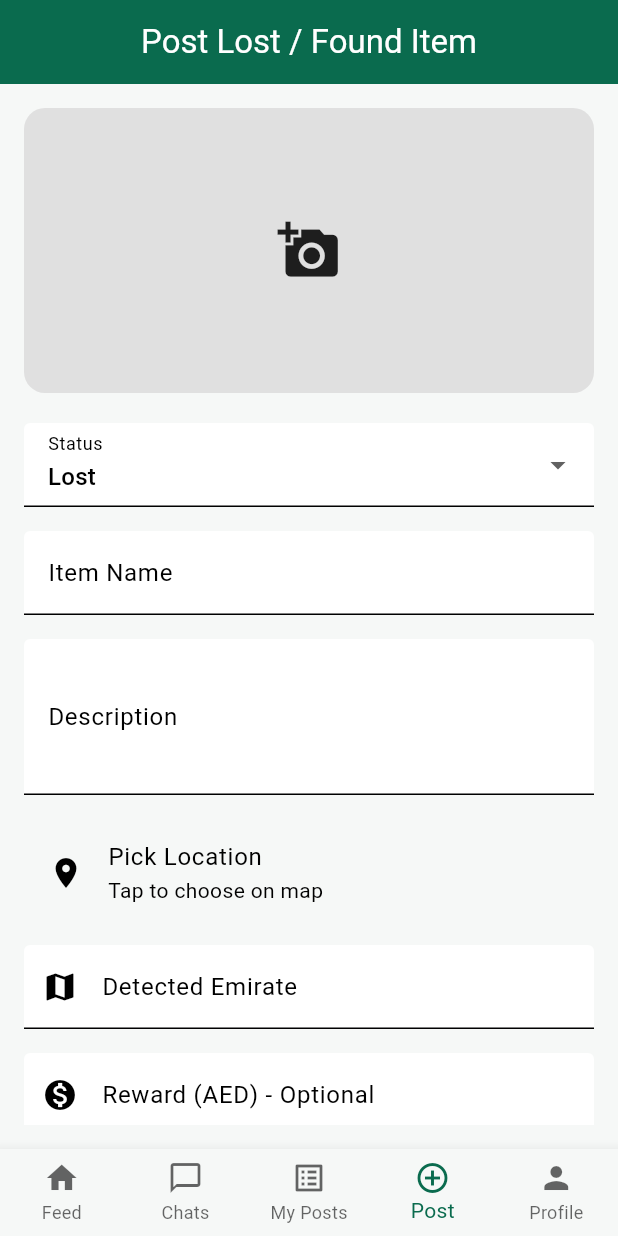
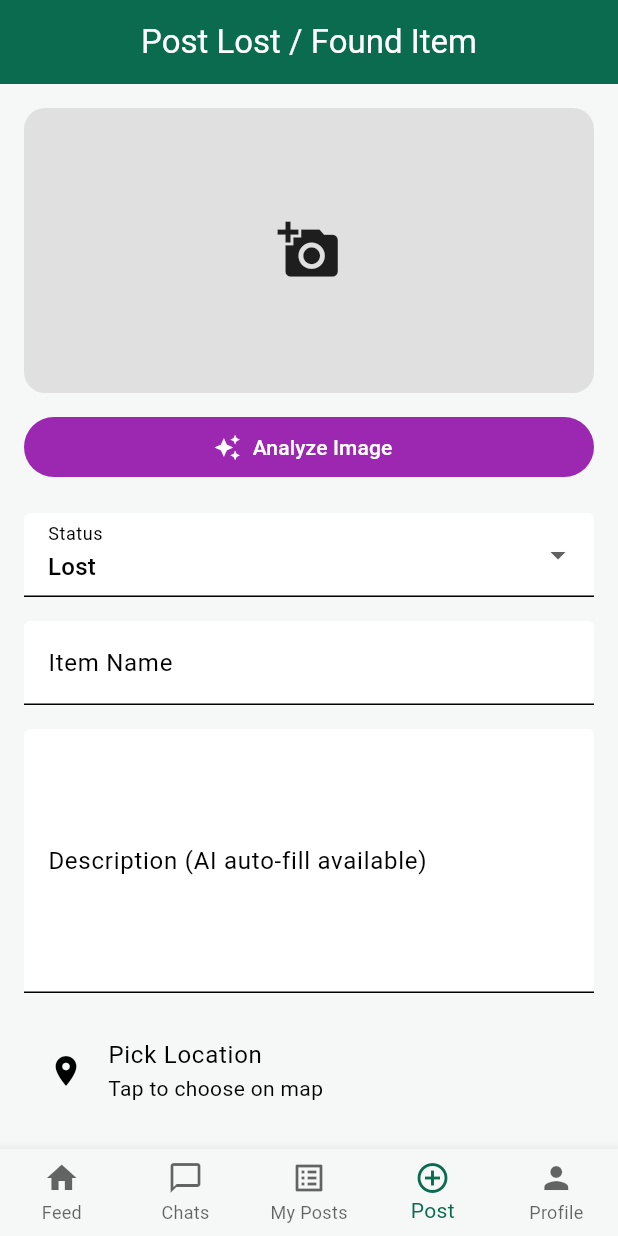
Before and after one commit to gxeso/LostUae, a Flutter app: the HomeScreen screen opened directly with empty values, item 4 of the bottom bar chosen, on a phone screen of 412 x 824 dp. Run offline on Flutter 3.47's test engine with Material 3 defaults, Android fonts, the phone set to English and light mode, and no system bars; our stand-ins replace app_links, cloud_firestore, cloud_functions, firebase_auth, firebase_core, firebase_storage and 9 more; missing offline and left inert: profanity_filter; accounts and stored records are empty.

Commit message:
Fix Firebase Storage upload error by validating image file existence and improving image handling, and added image recognition description model

```diff
--- a/lib/screens/post_item_screen.dart
+++ b/lib/screens/post_item_screen.dart
@@ -3,12 +3,14 @@
 // Unauthorized use prohibited
 
 import 'dart:io';
+import 'dart:convert';
 import 'package:flutter/material.dart';
 import 'package:image_picker/image_picker.dart';
 import 'package:firebase_auth/firebase_auth.dart';
 import 'package:cloud_firestore/cloud_firestore.dart';
 import 'package:firebase_storage/firebase_storage.dart';
 import 'package:profanity_filter/profanity_filter.dart';
+import 'package:http/http.dart' as http;
 
 import 'map_picker_screen.dart';
 
@@ -46,6 +48,7 @@ class _PostItemScreenState extends State<PostItemScreen> {
 
   String status = 'Lost';
   bool isLoading = false;
+  bool isAnalyzing = false;
 
   String verificationStatus = 'none';
   String accountStatus = '';
@@ -139,7 +142,7 @@ class _PostItemScreenState extends State<PostItemScreen> {
     super.dispose();
   }
 
-  /* ---------------- IMAGE ---------------- */
+  /* ---------------- IMAGE & ANALYSIS ---------------- */
 
   Future<void> _pickImage() async {
     final picked = await _picker.pickImage(
@@ -149,6 +152,57 @@ class _PostItemScreenState extends State<PostItemScreen> {
 
     if (picked != null) {
       setState(() => selectedImage = File(picked.path));
+    }
+  }
+
+  // NEW: Send image to Cloud Run API and get analysis
+  Future<void> _analyzeImage() async {
+  if (selectedImage == null) {
+    ScaffoldMessenger.of(context).showSnackBar(
+      const SnackBar(content: Text('Please select an image first')),
+    );
+    return;
+  }
+
+  setState(() => isAnalyzing = true);
+
+  try {
+    final bytes = await selectedImage!.readAsBytes();
+
+    final request = http.MultipartRequest(
+      'POST',
+      Uri.parse('https://phone-analyzer-phx7dxysyq-uc.a.run.app/analyze'),
+    );
+    request.files.add(
+      http.MultipartFile.fromBytes(
+        'file',
+        bytes,
+        filename: 'image.jpg',
+      ),
+    );
+
+    final streamedResponse = await request.send();
+    final response = await http.Response.fromStream(streamedResponse);
+
+    if (response.statusCode == 200) {
+      final data = jsonDecode(response.body);
+      final buffer = StringBuffer();
+      buffer.writeln(data['phone_color'] ?? 'Color: unknown');
+      buffer.writeln(data['case_type'] ?? 'Case: unknown');
+      buffer.writeln('Stickers present: ${data['stickers_present'] ?? '?'}');
+      buffer.writeln('Sticker details: ${data['sticker_details'] ?? 'none'}');
+      buffer.writeln('Sticker colors: ${data['sticker_colors'] ?? 'none'}');
+      buffer.writeln('Visible text: ${data['visible_text'] ?? 'none'}');
+      descriptionController.text = buffer.toString().trim();
+    } else {
+      throw Exception('Server error: ${response.statusCode}');
+    }
+  } catch (e) {
+    ScaffoldMessenger.of(context).showSnackBar(
+      SnackBar(content: Text('Analysis failed: $e')),
+    );
+  } finally {
+    if (mounted) setState(() => isAnalyzing = false);
   }
 }
 
@@ -222,7 +276,6 @@ class _PostItemScreenState extends State<PostItemScreen> {
     setState(() => isLoading = true);
 
     try {
-    // 🔥 ALWAYS fetch fresh status from Firestore
       final snap = await FirebaseFirestore.instance
           .collection('users')
           .doc(user.uid)
@@ -231,7 +284,6 @@ class _PostItemScreenState extends State<PostItemScreen> {
       final currentVerification = snap.data()?['verificationStatus'];
       final currentAccount = snap.data()?['accountStatus'] ?? '';
 
-    // Block investigated users
       if (currentAccount == 'investigated') {
         ScaffoldMessenger.of(context).showSnackBar(
           const SnackBar(
@@ -283,6 +335,7 @@ class _PostItemScreenState extends State<PostItemScreen> {
       if (mounted) setState(() => isLoading = false);
     }
   }
+
   /* ---------------- UI ---------------- */
 
   @override
@@ -302,14 +355,8 @@ Widget build(BuildContext context) {
             key: _formKey,
             child: ListView(
               children: [
-
-              Semantics(
-                label: selectedImage == null
-                    ? 'Upload item photo. Tap to select from gallery'
-                    : 'Selected item photo. Tap to change',
-                button: true,
-                image: selectedImage != null,
-                child: GestureDetector(
+                // Image picker area
+                GestureDetector(
                   onTap: _pickImage,
                   child: Container(
                     height: 190,
@@ -324,10 +371,21 @@ Widget build(BuildContext context) {
                           : null,
                     ),
                     child: selectedImage == null
-                        ? const Center(
-                            child: Icon(Icons.add_a_photo, size: 42))
+                        ? const Center(child: Icon(Icons.add_a_photo, size: 42))
                         : null,
                   ),
+                ),
+
+                const SizedBox(height: 12),
+                ElevatedButton.icon(
+                  onPressed: isAnalyzing ? null : _analyzeImage,
+                  icon: isAnalyzing
+                      ? const SizedBox(width: 20, height: 20, child: CircularProgressIndicator(strokeWidth: 2))
+                      : const Icon(Icons.auto_awesome),
+                  label: Text(isAnalyzing ? 'Analyzing...' : 'Analyze Image'),
+                  style: ElevatedButton.styleFrom(
+                    backgroundColor: Colors.purple,
+                    foregroundColor: Colors.white,
                   ),
                 ),
 
@@ -343,7 +401,6 @@ Widget build(BuildContext context) {
                   onChanged: (v) {
                     setState(() {
                       status = v!;
-                    // Reward is only for Lost items — clear it when switching to Found
                       if (status == 'Found') {
                         rewardController.clear();
                       }
@@ -353,47 +410,34 @@ Widget build(BuildContext context) {
 
                 const SizedBox(height: 16),
 
-              Semantics(
-                label: 'Item Name text field',
-                textField: true,
-                child: TextFormField(
+                TextFormField(
                   controller: itemNameController,
                   decoration: InputDecoration(
                     labelText: 'Item Name',
-                    hintText: 'Enter the name of the lost or found item',
                     errorText: _itemNameError,
                   ),
                   onChanged: _validateItemName,
                   validator: (v) {
-                    if (v == null || v.trim().isEmpty) {
-                      return 'Item name is required';
-                    }
+                    if (v == null || v.trim().isEmpty) return 'Required';
                     if (_containsExplicitContent(v)) {
                       return 'Inappropriate words detected.';
                     }
                     return null;
                   },
                 ),
-              ),
 
                 const SizedBox(height: 16),
 
-              Semantics(
-                label: 'Description text field',
-                textField: true,
-                child: TextFormField(
+                TextFormField(
                   controller: descriptionController,
-                  maxLines: 3,
+                  maxLines: 6, // increased to show more analysis text
                   decoration: InputDecoration(
-                    labelText: 'Description',
-                    hintText: 'Describe the item in detail (color, size, brand, etc.)',
+                    labelText: 'Description (AI auto‑fill available)',
                     errorText: _descriptionError,
                   ),
                   onChanged: _validateDescription,
                   validator: (v) {
-                    if (v == null || v.trim().isEmpty) {
-                      return 'Description is required';
-                    }
+                    if (v == null || v.trim().isEmpty) return 'Required';
                     if (_containsLink(v)) return 'Links are not allowed.';
                     if (_containsExplicitContent(v)) {
                       return 'Inappropriate words detected.';
@@ -401,16 +445,10 @@ Widget build(BuildContext context) {
                     return null;
                   },
                 ),
-              ),
 
                 const SizedBox(height: 16),
 
-              Semantics(
-                label: locationController.text.isEmpty
-                    ? 'Pick location on map. No location selected yet'
-                    : 'Pick location on map. Current: ${locationController.text}',
-                button: true,
-                child: ListTile(
+                ListTile(
                   leading: const Icon(Icons.location_on),
                   title: const Text('Pick Location'),
                   subtitle: Text(
@@ -440,72 +478,50 @@ Widget build(BuildContext context) {
                     }
                   },
                 ),
-              ),
 
                 const SizedBox(height: 12),
 
-              Semantics(
-                label: 'Detected Emirate, read only',
-                textField: true,
-                readOnly: true,
-                child: TextFormField(
+                TextFormField(
                   controller: emirateController,
                   readOnly: true,
                   decoration: const InputDecoration(
                     labelText: 'Detected Emirate',
-                    hintText: 'Auto-detected from map selection',
                     prefixIcon: Icon(Icons.map),
                   ),
                 ),
-              ),
 
-              // Reward only applies to Lost items
                 if (status == 'Lost') ...[
                   const SizedBox(height: 16),
-
-                Semantics(
-                  label: 'Reward amount in AED, optional',
-                  textField: true,
-                  child: TextFormField(
+                  TextFormField(
                     controller: rewardController,
                     keyboardType: TextInputType.number,
                     decoration: const InputDecoration(
                       labelText: 'Reward (AED) - Optional',
-                      hintText: 'Enter reward amount in AED (e.g. 100)',
                       prefixIcon: Icon(Icons.monetization_on),
                     ),
                     validator: (v) {
                       if (v == null || v.trim().isEmpty) return null;
-
                       final parsed = int.tryParse(v.trim());
                       if (parsed == null || parsed < 0) {
-                        return 'Please enter a valid positive number';
+                        return 'Enter valid amount';
                       }
-
                       if (parsed > 50000) {
-                        return 'Reward cannot exceed AED 50,000';
+                        return 'Reward too high';
                       }
-
                       return null;
                     },
-                  ),
                   ),
                 ],
 
                 const SizedBox(height: 28),
 
-              Semantics(
-                label: isLoading ? 'Posting item, please wait' : 'Post item',
-                button: true,
-                child: SizedBox(
+                SizedBox(
                   height: 48,
                   child: ElevatedButton(
                     onPressed: isLoading ? null : _confirmPost,
                     child: isLoading
-                        ? const CircularProgressIndicator(
-                            color: Colors.white)
+                        ? const CircularProgressIndicator(color: Colors.white)
                         : const Text('Post Item'),
-                  ),
                   ),
                 ),
               ],
```
Also changed, not shown: lib/screens/chat system/chat_screen.dart (+45 -0 lines). Lines whose indentation alone changed are shown as unchanged.
